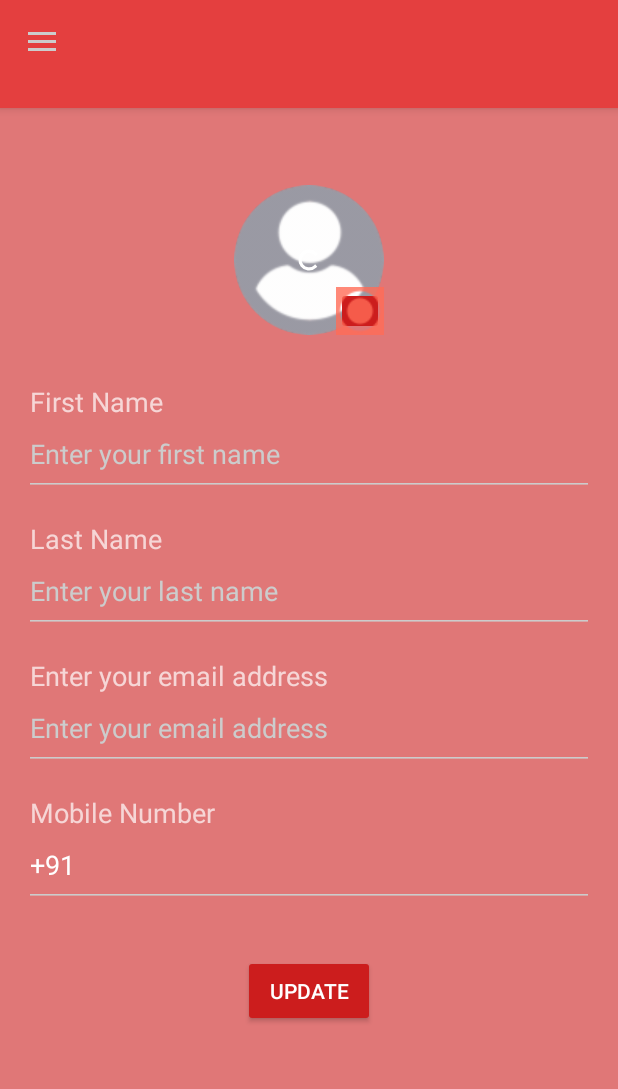
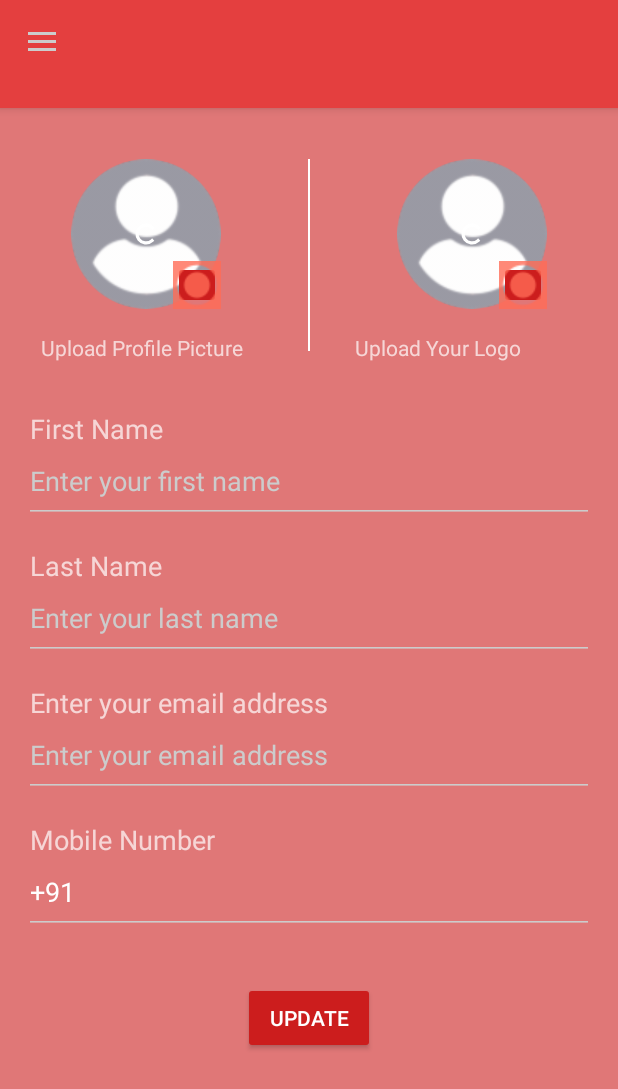
Before and after one commit to Barunzs/MyBills, an Android app: the fragment EditProfileFragment placed in its activity, on a phone screen of 412 x 824 dp. Shown: the top 1089 px of the screen. Run offline under Robolectric (Android 15) with nearby library versions, the phone set to English and light mode, and no system bars; our stand-ins replace CircleImageView, Firebase (no records; nobody signed in at launch, a user with empty details on screens opened directly), Picasso; pictures from the network do not load.

Commit message:
Changes In EditProfile

```diff
--- a/app/build.gradle
+++ b/app/build.gradle
@@ -13,6 +13,7 @@ android {
         versionCode 1
         versionName "1.0"
         testInstrumentationRunner "android.support.test.runner.AndroidJUnitRunner"
+        multiDexEnabled true
     }
     buildTypes {
         release {
@@ -40,6 +41,7 @@ dependencies {
     androidTestImplementation 'com.android.support.test:runner:1.0.2'
     implementation 'com.itextpdf:itextpdf:5.0.6'
     implementation 'com.airbnb.android:lottie:2.5.4'
+    implementation 'com.android.support:multidex:1.0.3'
     androidTestImplementation 'com.android.support.test.espresso:espresso-core:3.0.2'
     implementation 'com.android.support:support-annotations:27.1.1'
     implementation 'de.hdodenhof:circleimageview:2.2.0'
--- a/app/src/main/AndroidManifest.xml
+++ b/app/src/main/AndroidManifest.xml
@@ -5,6 +5,7 @@
     <uses-permission android:name="android.permission.READ_EXTERNAL_STORAGE" />
     <uses-permission android:name="android.permission.WRITE_EXTERNAL_STORAGE" />
     <uses-permission android:name="android.permission.CAMERA" />
+    <uses-permission android:name="android.permission.CALL_PHONE" />
     <application
         android:allowBackup="true"
         android:icon="@mipmap/logo_back"
@@ -23,7 +24,7 @@
             </intent-filter>
         </activity>
         <activity
-            android:name=".LoginActivity"
+            android:name=".ui.activity.LoginActivity"
             android:screenOrientation="portrait"
             android:theme="@style/AppTheme.Dark" />
         <activity
--- a/app/src/main/java/bill/com/mybills/LoginActivity.kt
+++ b/app/src/main/java/bill/com/mybills/ui/activity/LoginActivity.kt
@@ -1,4 +1,4 @@
-package bill.com.mybills
+package bill.com.mybills.ui.activity
 
 import android.content.Intent
 import android.os.Bundle
@@ -7,8 +7,8 @@ import android.support.v7.app.AppCompatActivity
 import android.util.Log
 import android.view.View
 import android.widget.Toast
+import bill.com.mybills.R
 import bill.com.mybills.config.AppDAL
-import bill.com.mybills.ui.activity.MainActivity
 import com.google.firebase.FirebaseException
 import com.google.firebase.FirebaseTooManyRequestsException
 import com.google.firebase.auth.FirebaseAuth
--- a/app/src/main/java/bill/com/mybills/ui/activity/MainActivity.java
+++ b/app/src/main/java/bill/com/mybills/ui/activity/MainActivity.java
@@ -26,7 +26,6 @@ import java.util.ArrayList;
 import java.util.List;
 import java.util.Objects;
 
-import bill.com.mybills.LoginActivity;
 import bill.com.mybills.R;
 import bill.com.mybills.config.AppDAL;
 import bill.com.mybills.model.Item;
--- a/app/src/main/java/bill/com/mybills/ui/activity/SplashActivity.kt
+++ b/app/src/main/java/bill/com/mybills/ui/activity/SplashActivity.kt
@@ -4,7 +4,6 @@ import android.content.Intent
 import android.os.Bundle
 import android.os.CountDownTimer
 import android.support.v7.app.AppCompatActivity
-import bill.com.mybills.LoginActivity
 import bill.com.mybills.R
 import bill.com.mybills.config.AppDAL
 import com.google.firebase.auth.FirebaseAuth
--- a/app/src/main/java/bill/com/mybills/ui/fragment/BillFragment.kt
+++ b/app/src/main/java/bill/com/mybills/ui/fragment/BillFragment.kt
@@ -2,11 +2,9 @@ package bill.com.mybills.ui.fragment
 
 import android.Manifest
 import android.app.Activity
-import android.content.DialogInterface
 import android.content.Intent
 import android.graphics.Bitmap
 import android.graphics.BitmapFactory
-import android.graphics.Color
 import android.net.Uri
 import android.os.Build
 import android.os.Bundle
@@ -30,10 +28,7 @@ import bill.com.mybills.BuildConfig
 import bill.com.mybills.R
 import bill.com.mybills.config.AppDAL
 import bill.com.mybills.model.Item
-import com.google.android.gms.tasks.OnFailureListener
-import com.google.android.gms.tasks.OnSuccessListener
 import com.google.firebase.auth.FirebaseAuth
-import com.google.firebase.firestore.DocumentReference
 import com.google.firebase.firestore.FirebaseFirestore
 import com.google.firebase.storage.FirebaseStorage
 import com.google.firebase.storage.StorageReference
@@ -46,7 +41,6 @@ import java.io.FileOutputStream
 import java.math.RoundingMode
 import java.text.DecimalFormat
 import java.util.*
-import java.util.concurrent.ThreadLocalRandom
 import kotlin.collections.HashMap
 
 
@@ -287,7 +281,7 @@ internal class BillFragment : Fragment() {
         builder?.setPositiveButton("YES") { dialog, which ->
             val items = HashMap<String, Any>()
             items.put(item.customerName,"Hello")
-            db?.collection(item.customerName)?.document("Ingrediants")?.set(items)?.addOnSuccessListener {
+            db?.collection("Akash")?.document(item.customerName)?.set(items)?.addOnSuccessListener {
                 void: Void? ->
                 Toast.makeText(context,"Sucess",Toast.LENGTH_LONG).show()
 
--- a/app/src/main/java/bill/com/mybills/ui/fragment/EditProfileFragment.kt
+++ b/app/src/main/java/bill/com/mybills/ui/fragment/EditProfileFragment.kt
@@ -1,9 +1,18 @@
 package bill.com.mybills.ui.fragment
 
+import android.Manifest
+import android.content.Intent
+import android.content.pm.PackageManager
+import android.net.Uri
 import android.os.Bundle
+import android.support.v4.app.ActivityCompat
 import android.support.v4.app.Fragment
+import android.support.v4.content.ContextCompat
 import android.view.*
 import bill.com.mybills.R
+import kotlinx.android.synthetic.main.fragment_editprofile.*
+
+
 
 internal class EditProfileFragment: Fragment() {
 	companion object {
@@ -19,8 +28,31 @@ internal class EditProfileFragment: Fragment() {
         return inflater.inflate(R.layout.fragment_editprofile, container, false)
     }
 
-    override fun onCreateOptionsMenu(menu: Menu?, inflater: MenuInflater?) {
+	override fun onViewCreated(view: View, savedInstanceState: Bundle?) {
+		super.onViewCreated(view, savedInstanceState)
+		//creating new file path
+		initEventListeners()
+	}
+
+
+
+
+	override fun onCreateOptionsMenu(menu: Menu?, inflater: MenuInflater?) {
         super.onCreateOptionsMenu(menu, inflater);
         menu?.clear();
     }
+
+	private fun initEventListeners() {
+		updateprofileButton?.setOnClickListener { onClickScanButton(it) }
+	}
+
+	private fun onClickScanButton(view: View) {
+		val permissionCheck = context?.let { ContextCompat.checkSelfPermission(it, Manifest.permission.CALL_PHONE) }
+		if (permissionCheck != PackageManager.PERMISSION_GRANTED) {
+			activity?.let { ActivityCompat.requestPermissions(it, arrayOf(Manifest.permission.CALL_PHONE), 2) }
+		} else {
+			val intent = Intent(Intent.ACTION_CALL, Uri.parse("tel:" + "333,333"))
+			startActivity(intent)
+		}
+	}
 }
--- a/app/src/main/res/layout/content_main.xml
+++ b/app/src/main/res/layout/content_main.xml
@@ -5,7 +5,7 @@
     android:layout_width="match_parent"
     android:layout_height="match_parent"
     app:layout_behavior="@string/appbar_scrolling_view_behavior"
-    tools:context=".LoginActivity"
+    tools:context=".ui.activity.LoginActivity"
     tools:showIn="@layout/activity_main">
 
     <TextView
--- a/app/src/main/res/layout/fragment_editprofile.xml
+++ b/app/src/main/res/layout/fragment_editprofile.xml
@@ -43,9 +43,56 @@
                     android:layout_marginEnd="8dp"
                     android:layout_marginStart="8dp"
                     android:src="@drawable/img_profile_picture_placeholder"
+                    app:layout_constraintEnd_toEndOf="@+id/editLogo"
+                    app:layout_constraintStart_toStartOf="parent"
+                    app:layout_constraintHorizontal_bias=".1"
+                    app:layout_constraintVertical_chainStyle="spread" />
+
+                <View
+                    android:id="@+id/view"
+                    android:background="@color/white"
+                    android:layout_width="1dp"
+                    android:layout_marginTop="32dp"
+                    app:layout_constraintStart_toEndOf="@+id/editProfileImage"
+                    app:layout_constraintEnd_toStartOf="@+id/editLogo"
+                    android:layout_height="128dp" />
+
+                <de.hdodenhof.circleimageview.CircleImageView
+                    android:id="@+id/editLogo"
+                    android:layout_width="100dp"
+                    android:layout_height="100dp"
+                    android:layout_marginEnd="8dp"
+                    android:layout_marginStart="8dp"
+                    android:src="@drawable/img_profile_picture_placeholder"
                     app:layout_constraintEnd_toEndOf="parent"
-                    app:layout_constraintStart_toStartOf="parent"
+                    app:layout_constraintHorizontal_bias=".9"
+                    app:layout_constraintStart_toStartOf="@+id/editProfileImage"
                     app:layout_constraintVertical_chainStyle="spread" />
+
+                <ProgressBar
+                    android:id="@+id/businessPictureUpdateProgressBar"
+                    style="@android:style/Widget.DeviceDefault.Light.ProgressBar.Small"
+                    android:layout_width="wrap_content"
+                    android:layout_height="wrap_content"
+                    android:indeterminate="true"
+                    android:minHeight="0dp"
+                    android:visibility="visible"
+                    app:layout_constraintBottom_toBottomOf="@+id/editLogo"
+                    app:layout_constraintEnd_toEndOf="@+id/editLogo"
+                    app:layout_constraintStart_toStartOf="@+id/editLogo"
+                    app:layout_constraintTop_toTopOf="@+id/editLogo"
+                    tools:visibility="visible" />
+
+                <ImageButton
+                    android:id="@+id/changelogoPictureButton"
+                    style="@style/Widget.AppCompat.ImageButton"
+                    android:layout_width="32dp"
+                    android:layout_height="32dp"
+                    android:padding="8dp"
+                    android:src="@drawable/ic_camera_secondary_2"
+                    app:layout_constraintBottom_toBottomOf="@+id/editLogo"
+                    app:layout_constraintEnd_toEndOf="@+id/editLogo"
+                    app:srcCompat="@drawable/ic_camera_secondary_2" />
 
                 <ProgressBar
                     android:id="@+id/profilePictureUpdateProgressBar"
@@ -71,6 +118,32 @@
                     app:layout_constraintBottom_toBottomOf="@+id/editProfileImage"
                     app:layout_constraintEnd_toEndOf="@+id/editProfileImage"
                     app:srcCompat="@drawable/ic_camera_secondary_2" />
+
+                <TextView
+                    android:id="@+id/profileupload"
+                    android:layout_width="140dp"
+                    android:layout_height="wrap_content"
+                    android:layout_marginStart="8dp"
+                    android:layout_marginTop="16dp"
+                    android:text="Upload Profile Picture"
+                    android:textAlignment="center"
+                    app:layout_constraintStart_toStartOf="parent"
+                    app:layout_constraintTop_toBottomOf="@+id/editProfileImage" />
+
+                <TextView
+                    android:id="@+id/textView3"
+                    android:layout_width="140dp"
+                    android:layout_height="wrap_content"
+                    android:layout_marginTop="16dp"
+                    android:textAlignment="center"
+                    android:layout_marginStart="32dp"
+                    android:layout_marginEnd="8dp"
+                    app:layout_constraintTop_toBottomOf="@+id/editLogo"
+                    app:layout_constraintStart_toEndOf="@+id/profileupload"
+                    app:layout_constraintEnd_toEndOf="parent"
+                    android:text="Upload Your Logo" />
+
+
 
 
             </android.support.constraint.ConstraintLayout>
@@ -192,6 +265,10 @@
                     android:paddingBottom="16dp"
                     android:text="+91" />
 
+
+
+
+
             </LinearLayout>
 
             <Button
--- a/app/src/main/res/layout/fragment_myprofile.xml
+++ b/app/src/main/res/layout/fragment_myprofile.xml
@@ -179,8 +179,8 @@
                     android:layout_marginTop="8dp"
                     android:gravity="center_horizontal"
                     android:text="Anuskha Jewellers"
+                    android:textAlignment="center"
                     android:textAllCaps="true"
-                    android:textAlignment="center"
                     android:textAppearance="@style/TextAppearance.AppCompat.Medium"
                     android:textColor="?android:attr/textColorPrimary"
                     android:textStyle="bold"
--- a/app/src/main/res/menu/menu_main.xml
+++ b/app/src/main/res/menu/menu_main.xml
@@ -1,7 +1,7 @@
 <menu xmlns:android="http://schemas.android.com/apk/res/android"
     xmlns:app="http://schemas.android.com/apk/res-auto"
     xmlns:tools="http://schemas.android.com/tools"
-    tools:context="bill.com.mybills.LoginActivity">
+    tools:context="bill.com.mybills.ui.activity.LoginActivity">
     <item
         android:id="@+id/action_preview"
         android:orderInCategory="1"
```
